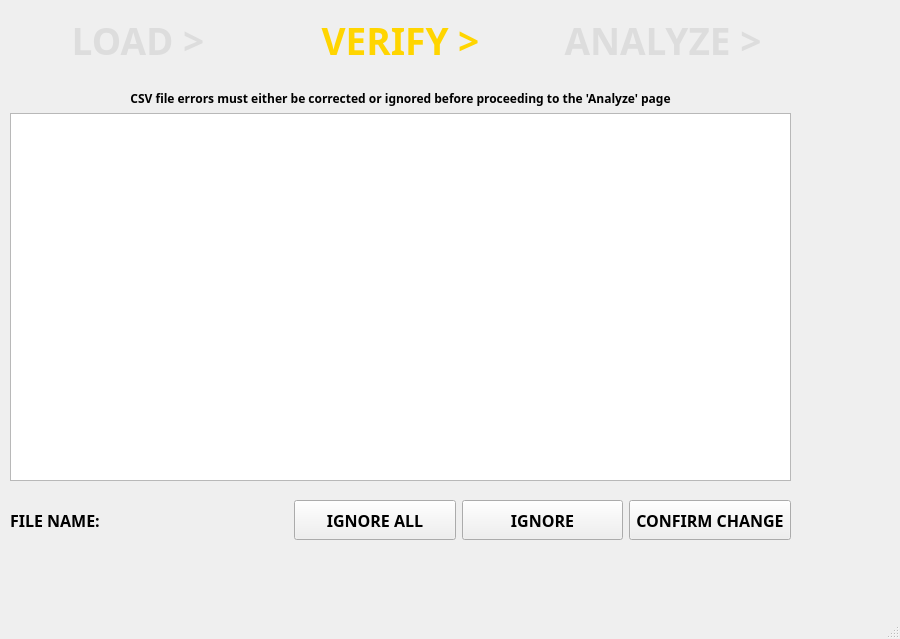
This is Project/AppleProject/verify_csv.ui in JRWu/DataAggregation as Qt 5 draws it before an edit. The edited form follows.
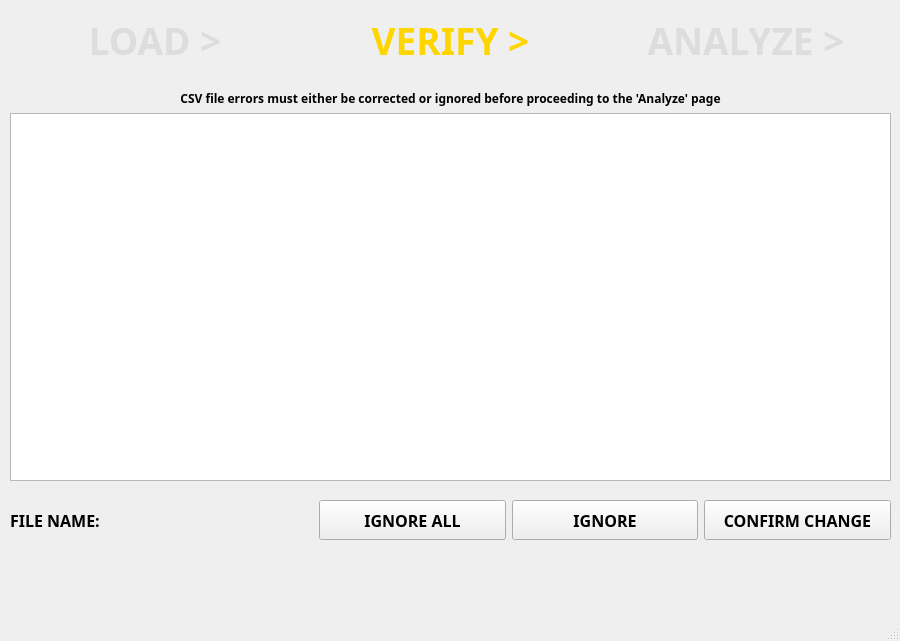
This is the edited form.

Commit message: Added publication table view for verify page.

What changed in the file:
```diff
--- a/Project/AppleProject/verify_csv.ui
+++ b/Project/AppleProject/verify_csv.ui
@@ -7,7 +7,7 @@
     <x>0</x>
     <y>0</y>
     <width>900</width>
-    <height>639</height>
+    <height>641</height>
    </rect>
   </property>
   <property name="windowTitle">
@@ -25,11 +25,14 @@
      <rect>
       <x>10</x>
       <y>0</y>
-      <width>781</width>
+      <width>881</width>
       <height>80</height>
      </rect>
     </property>
     <layout class="QHBoxLayout" name="navigation_area">
+     <property name="sizeConstraint">
+      <enum>QLayout::SetDefaultConstraint</enum>
+     </property>
      <item>
       <widget class="QPushButton" name="load_btn">
        <property name="maximumSize">
@@ -220,7 +223,7 @@
      <rect>
       <x>10</x>
       <y>490</y>
-      <width>781</width>
+      <width>881</width>
       <height>61</height>
      </rect>
     </property>
@@ -359,12 +362,12 @@
      <rect>
       <x>10</x>
       <y>90</y>
-      <width>781</width>
+      <width>881</width>
       <height>391</height>
      </rect>
     </property>
     <layout class="QVBoxLayout" name="table_area">
-     <item>
+     <item alignment="Qt::AlignHCenter">
       <widget class="QLabel" name="instruction_label">
        <property name="font">
         <font>
```
The commit also changes 2 other files.
